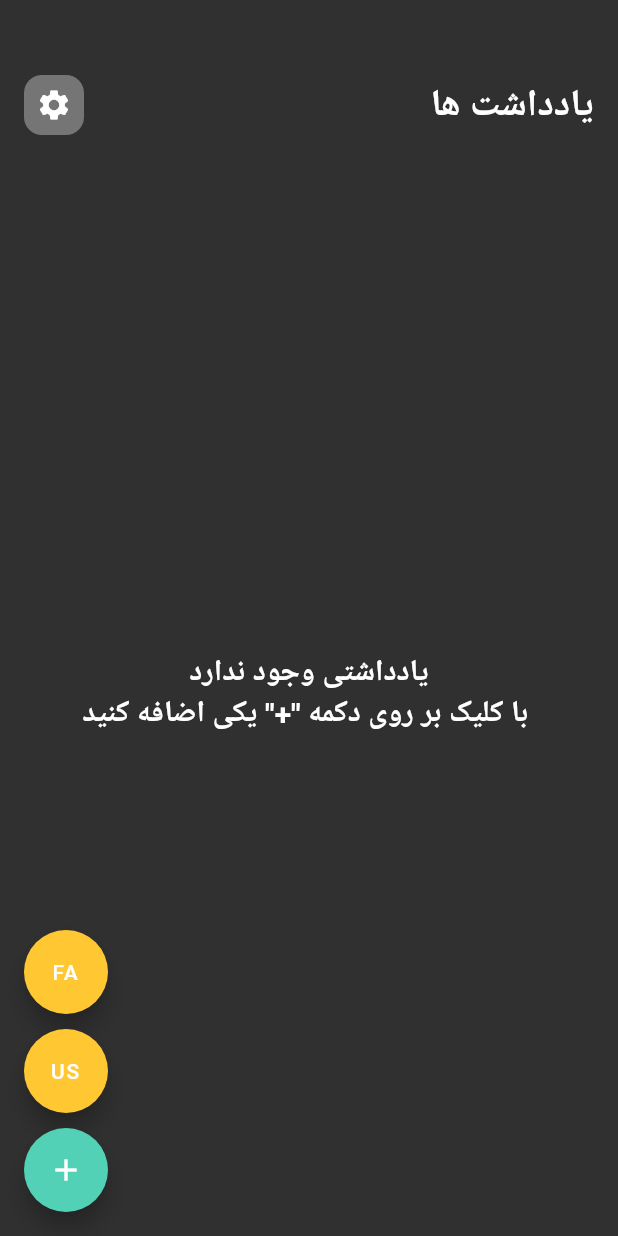
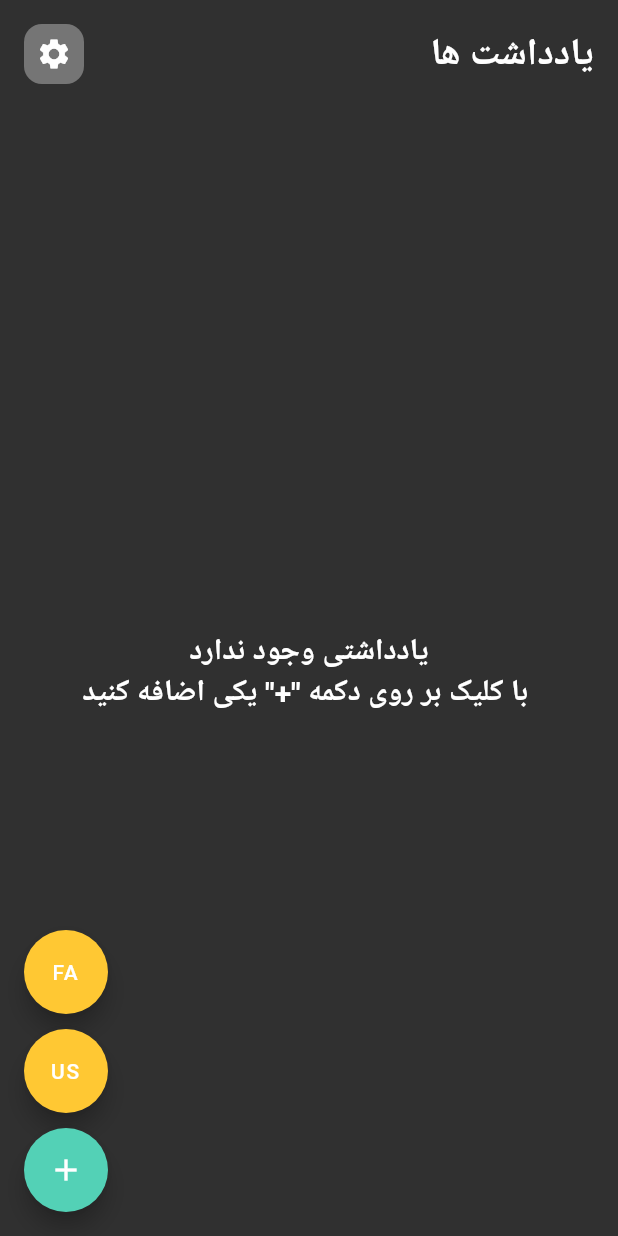
Before and after one commit to HadisaeediHirman/flutter-note, a Flutter app: the screen it shows after launch, on a phone screen of 412 x 824 dp. Run offline on Flutter 3.47's test engine with Material 2 defaults, Android fonts, the phone set to English and light mode, and no system bars; our stand-ins replace animate_do, auto_size_text, get, hive, hive_flutter, shamsi_date; accounts and stored records are empty.

Commit message:
note app bar added

```diff
--- /dev/null
+++ b/lib/theme/spacing.dart
@@ -0,0 +1,8 @@
+class AppSpacings {
+  const AppSpacings._();
+  static const double s = 4.0;
+  static const double m = 8.0;
+  static const double l = 12.0;
+  static const double xl = 16.0;
+  static const double xxl = 24.0;
+}
--- a/lib/views/note_screen.dart
+++ b/lib/views/note_screen.dart
@@ -7,6 +7,7 @@ import 'package:simple_hive_note/theme/colors.dart';
 import 'package:simple_hive_note/views/add_update_note_screen.dart';
 import 'package:simple_hive_note/widgets/action_button.dart';
 import 'package:simple_hive_note/widgets/empty_text.dart';
+import 'package:simple_hive_note/widgets/note_appbar.dart';
 import 'package:simple_hive_note/widgets/note_card.dart';
 import '../constants.dart';
 
@@ -22,6 +23,34 @@ class NoteScreen extends StatelessWidget {
   @override
   Widget build(BuildContext context) {
     return Scaffold(
+      appBar: NoteAppbar(
+        title: "notes".tr,
+        actions: [
+          Obx(
+            () => controller.selectedIds.isEmpty
+                ? ActionButton(
+                    onPressed: () {},
+                    child: const Icon(Icons.settings),
+                  )
+                : ActionButton(
+                    onPressed: () {
+                      controller.deleteNotes();
+                      context.showMessage(
+                          "${controller.selectedIds.length} یادداشت با موفقیت حذف شدند.");
+                    },
+                    child: Row(
+                      children: [
+                        Text(
+                          "حذف - ${controller.selectedIds.length}",
+                        ),
+                        const SizedBox(width: 8),
+                        const Icon(Icons.delete),
+                      ],
+                    ),
+                  ),
+          ),
+        ],
+      ),
       floatingActionButton: FadeInLeft(
         child: Column(
           mainAxisAlignment: MainAxisAlignment.end,
@@ -54,54 +83,7 @@ class NoteScreen extends StatelessWidget {
         ),
       ),
       body: Obx(
-        () => Column(
-          crossAxisAlignment: CrossAxisAlignment.stretch,
-          children: [
-            FadeInDown(
-              child: Container(
-                padding:
-                    const EdgeInsets.symmetric(horizontal: 16, vertical: 10),
-                height: 100,
-                alignment: Alignment.bottomRight,
-                child: Row(
-                  mainAxisAlignment: MainAxisAlignment.spaceBetween,
-                  children: [
-                    Text(
-                      'notes'.tr,
-                      textAlign: TextAlign.right,
-                      style: const TextStyle(
-                        fontSize: 25,
-                        fontWeight: FontWeight.bold,
-                      ),
-                    ),
-                    if (controller.selectedIds.isEmpty)
-                      ActionButton(
-                        onPressed: () {},
-                        child: const Icon(Icons.settings),
-                      ),
-                    if (controller.selectedIds.isNotEmpty)
-                      ActionButton(
-                        onPressed: () {
-                          controller.deleteNotes();
-                          context.showMessage(
-                              "${controller.selectedIds.length} یادداشت با موفقیت حذف شدند.");
-                        },
-                        child: Row(
-                          children: [
-                            Text(
-                              "حذف - ${controller.selectedIds.length}",
-                            ),
-                            const SizedBox(width: 8),
-                            const Icon(Icons.delete),
-                          ],
-                        ),
-                      ),
-                  ],
-                ),
-              ),
-            ),
-            Expanded(
-              child: controller.notes.isEmpty
+        () => controller.notes.isEmpty
             ? EmptyText(message: "empty_note".tr)
             : Padding(
                 padding: const EdgeInsets.symmetric(horizontal: 16),
@@ -118,8 +100,7 @@ class NoteScreen extends StatelessWidget {
                         child: NoteCard(
                           note: note,
                           selected: controller.isSelected(note.id),
-                                onSelect: () =>
-                                    controller.toggleSelect(note.id),
+                          onSelect: () => controller.toggleSelect(note.id),
                           onTap: () {
                             if (controller.selectedIds.isEmpty) {
                               print("Navigate");
@@ -134,9 +115,6 @@ class NoteScreen extends StatelessWidget {
                 ),
               ),
       ),
-          ],
-        ),
-      ),
     );
   }
 }
--- /dev/null
+++ b/lib/views/setting_screen.dart
@@ -0,0 +1,10 @@
+import 'package:flutter/material.dart';
+
+class SettingScreen extends StatelessWidget {
+  const SettingScreen({Key? key}) : super(key: key);
+
+  @override
+  Widget build(BuildContext context) {
+    return Scaffold();
+  }
+}
--- a/lib/widgets/note_appbar.dart
+++ b/lib/widgets/note_appbar.dart
@@ -1,11 +1,49 @@
+import 'package:animate_do/animate_do.dart';
 import 'package:flutter/material.dart';
+import 'package:simple_hive_note/theme/spacing.dart';
 
 class NoteAppbar extends StatelessWidget with PreferredSizeWidget {
-  const NoteAppbar({Key? key}) : super(key: key);
+  const NoteAppbar({Key? key, this.title, this.actions}) : super(key: key);
+
+  final String? title;
+  final List<Widget>? actions;
 
   @override
   Widget build(BuildContext context) {
-    return Scaffold();
+    return FadeInDown(
+      child: Container(
+        margin: const EdgeInsets.symmetric(horizontal: AppSpacings.xl),
+        padding: const EdgeInsets.symmetric(vertical: AppSpacings.xl),
+        child: SafeArea(
+          child: Row(
+            mainAxisAlignment: MainAxisAlignment.spaceBetween,
+            children: [
+              title != null
+                  ? Expanded(
+                      child: Text(
+                        title!,
+                        style: const TextStyle(
+                          fontSize: 25,
+                          fontWeight: FontWeight.bold,
+                        ),
+                      ),
+                    )
+                  : const Spacer(),
+              if (actions != null) ...{
+                ...actions!
+                    .map(
+                      (e) => Padding(
+                        padding: const EdgeInsets.only(right: AppSpacings.l),
+                        child: e,
+                      ),
+                    )
+                    .toList(),
+              }
+            ],
+          ),
+        ),
+      ),
+    );
   }
 
   @override
```
Lines whose indentation alone changed are shown as unchanged.
